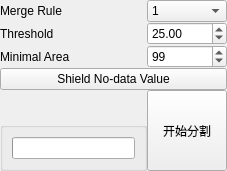
Qt form Plugins/Segmentation/MSTMethod/formmst.ui (chenguanzhou/CDTStudio) before a commit.
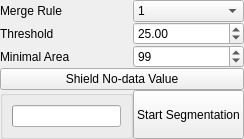
The same form after that commit.

Patch:
```diff
--- a/Plugins/Segmentation/MSTMethod/formmst.ui
+++ b/Plugins/Segmentation/MSTMethod/formmst.ui
@@ -6,8 +6,8 @@
    <rect>
     <x>0</x>
     <y>0</y>
-    <width>227</width>
-    <height>171</height>
+    <width>244</width>
+    <height>123</height>
    </rect>
   </property>
   <property name="windowTitle">
@@ -105,7 +105,7 @@
       </sizepolicy>
      </property>
      <property name="text">
-      <string>开始分割</string>
+      <string>Start Segmentation</string>
      </property>
     </widget>
    </item>
```
